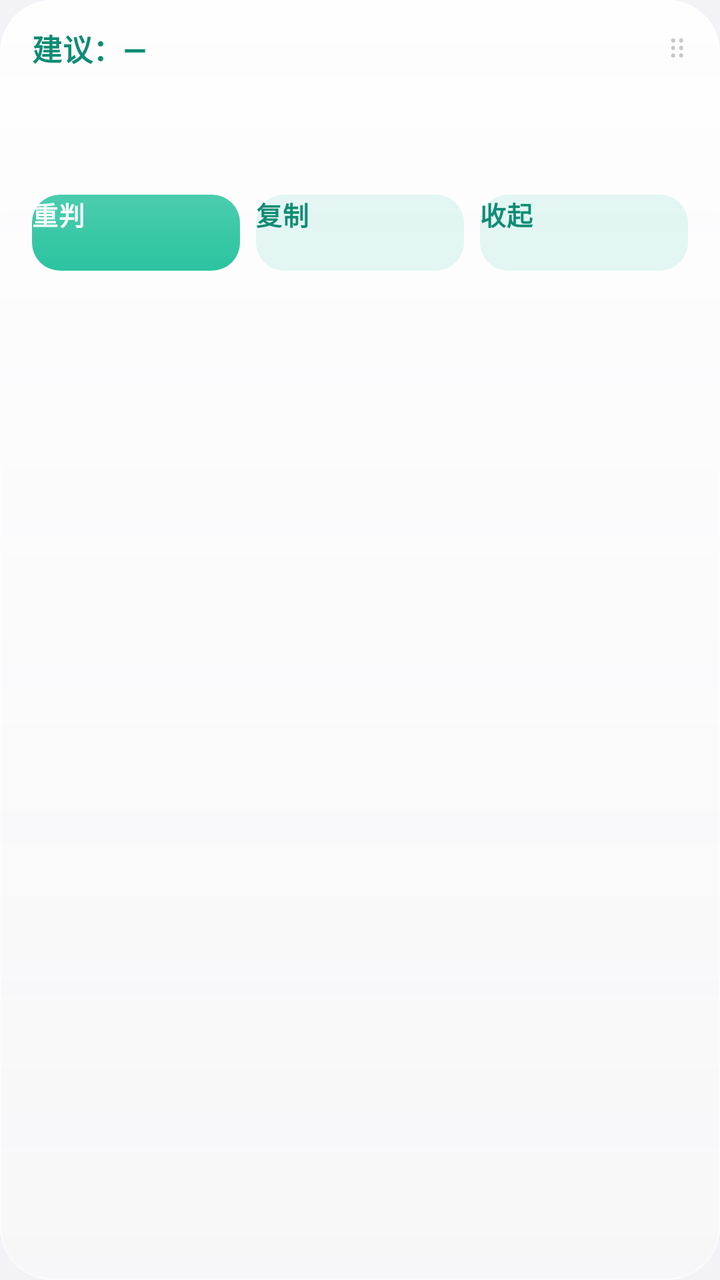
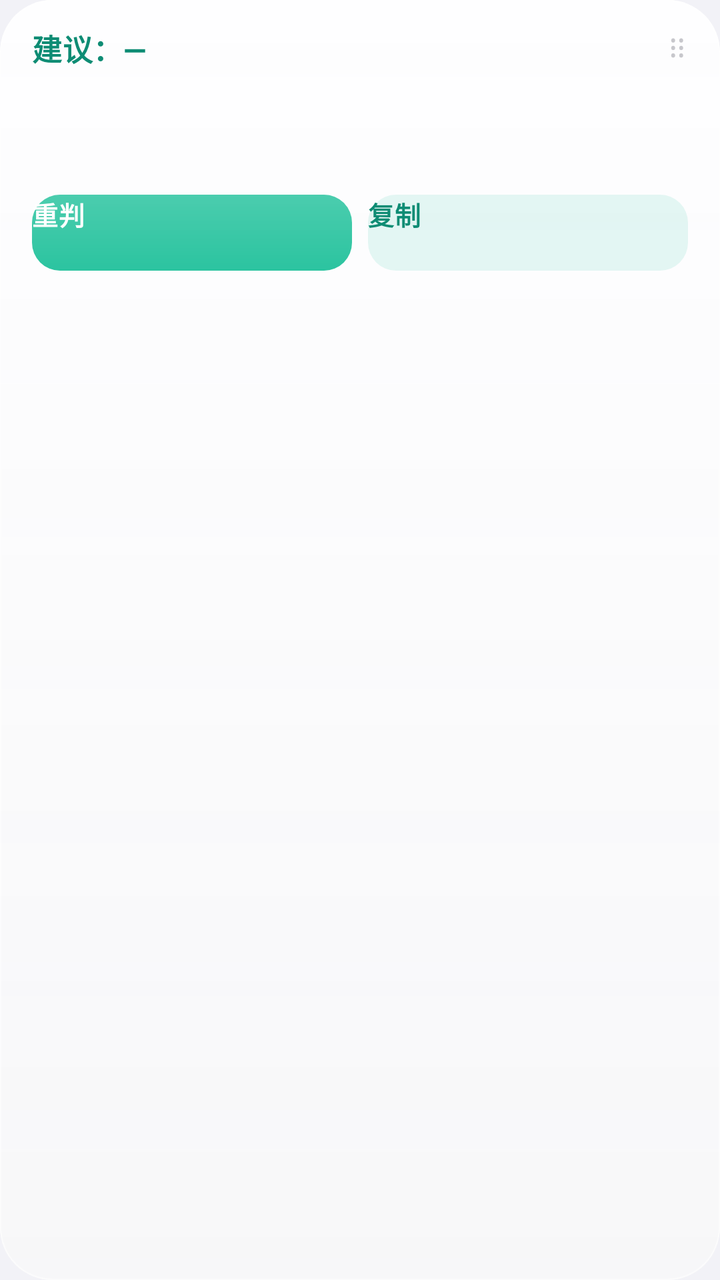

Two renders of the same Android screen: before a commit and after it. Below are the layout's source before the change and the commit's diff.
<!-- AndroidManifest.xml: application theme AppTheme -->
<!-- res/layout/decision_card.xml -->
<?xml version="1.0" encoding="utf-8"?>
<LinearLayout xmlns:android="http://schemas.android.com/apk/res/android"
    android:layout_width="match_parent"
    android:layout_height="wrap_content"
    android:background="@drawable/bg_card"
    android:orientation="vertical"
    android:paddingLeft="16dp"
    android:paddingRight="16dp"
    android:paddingTop="13dp"
    android:paddingBottom="11dp">

    <LinearLayout
        android:id="@+id/card_header"
        android:layout_width="match_parent"
        android:layout_height="wrap_content"
        android:gravity="center_vertical"
        android:orientation="horizontal">

        <TextView
            android:id="@+id/card_headline"
            android:layout_width="0dp"
            android:layout_height="wrap_content"
            android:layout_weight="1"
            android:ellipsize="end"
            android:maxLines="1"
            android:letterSpacing="0.01"
            android:text="建议：—"
            android:textColor="#FF0E8C74"
            android:textSize="15sp"
            android:textStyle="bold" />

        <TextView
            android:id="@+id/card_drag"
            android:layout_width="wrap_content"
            android:layout_height="wrap_content"
            android:paddingLeft="8dp"
            android:paddingRight="0dp"
            android:text="⠿"
            android:textColor="#FFC7C7CC"
            android:textSize="15sp" />
    </LinearLayout>

    <TextView
        android:id="@+id/card_body"
        android:layout_width="match_parent"
        android:layout_height="wrap_content"
        android:layout_marginTop="9dp"
        android:lineSpacingExtra="3dp"
        android:text=""
        android:textColor="#FF1C1C1E"
        android:textSize="13.5sp" />

    <TextView
        android:id="@+id/card_meta"
        android:layout_width="match_parent"
        android:layout_height="wrap_content"
        android:layout_marginTop="9dp"
        android:text=""
        android:textColor="#FF8E8E93"
        android:textSize="11sp" />

    <LinearLayout
        android:layout_width="match_parent"
        android:layout_height="wrap_content"
        android:layout_marginTop="11dp"
        android:orientation="horizontal">

        <Button
            android:id="@+id/card_again"
            android:layout_width="0dp"
            android:layout_height="38dp"
            android:layout_weight="1"
            android:background="@drawable/bg_btn_primary"
            android:letterSpacing="0.02"
            android:text="重判"
            android:textAllCaps="false"
            android:textColor="#FFFFFFFF"
            android:textSize="13sp"
            android:textStyle="bold" />

        <Button
            android:id="@+id/card_copy"
            android:layout_width="0dp"
            android:layout_height="38dp"
            android:layout_marginLeft="8dp"
            android:layout_weight="1"
            android:background="@drawable/bg_btn_ghost"
            android:letterSpacing="0.02"
            android:text="复制"
            android:textAllCaps="false"
            android:textColor="#FF0E8C74"
            android:textSize="13sp"
            android:textStyle="bold" />

        <Button
            android:id="@+id/card_close"
            android:layout_width="0dp"
            android:layout_height="38dp"
            android:layout_marginLeft="8dp"
            android:layout_weight="1"
            android:background="@drawable/bg_btn_ghost"
            android:letterSpacing="0.02"
            android:text="收起"
            android:textAllCaps="false"
            android:textColor="#FF0E8C74"
            android:textSize="13sp"
            android:textStyle="bold" />
    </LinearLayout>
</LinearLayout>
<!-- resources referenced by this layout -->
<resources>
  <!-- drawable bg_btn_ghost (drawable) -->
  <?xml version="1.0" encoding="utf-8"?>
  <shape xmlns:android="http://schemas.android.com/apk/res/android"
      android:shape="rectangle">
      <solid android:color="#1F2BC4A0" />
      <corners android:radius="14dp" />
  </shape>
  <!-- drawable bg_btn_primary (drawable) -->
  <?xml version="1.0" encoding="utf-8"?>
  <layer-list xmlns:android="http://schemas.android.com/apk/res/android">
      <item>
          <shape android:shape="rectangle">
              <solid android:color="#FF2BC4A0" />
              <corners android:radius="14dp" />
          </shape>
      </item>
      <item>
          <shape android:shape="rectangle">
              <gradient
                  android:angle="270"
                  android:startColor="#26FFFFFF"
                  android:endColor="#00FFFFFF"
                  android:type="linear" />
              <corners android:radius="14dp" />
          </shape>
      </item>
  </layer-list>
  <!-- drawable bg_card (drawable) -->
  <?xml version="1.0" encoding="utf-8"?>
  <layer-list xmlns:android="http://schemas.android.com/apk/res/android">
  
      <item>
          <shape android:shape="rectangle">
              <solid android:color="#F5FFFFFF" />
              <corners android:radius="26dp" />
          </shape>
      </item>
  
      <item>
          <shape android:shape="rectangle">
              <gradient
                  android:angle="270"
                  android:startColor="#3DFFFFFF"
                  android:centerColor="#14FFFFFF"
                  android:endColor="#00FFFFFF"
                  android:type="linear" />
              <corners android:radius="26dp" />
          </shape>
      </item>
  
      <item>
          <shape android:shape="rectangle">
              <gradient
                  android:angle="90"
                  android:startColor="#0F8E8E93"
                  android:endColor="#008E8E93"
                  android:type="linear" />
              <corners android:radius="26dp" />
          </shape>
      </item>
  
      <item>
          <shape android:shape="rectangle">
              <stroke android:width="0.5dp" android:color="#99FFFFFF" />
              <corners android:radius="26dp" />
          </shape>
      </item>
  </layer-list>
  <style name="AppTheme" parent="@android:style/Theme.Material.Light.NoActionBar">
          <item name="android:windowBackground">#FFF2F2F7</item>
          <item name="android:colorBackground">#FFF2F2F7</item>
          <item name="android:textColorPrimary">#FF1C1C1E</item>
          <item name="android:textColorSecondary">#FF8E8E93</item>
          <item name="android:colorAccent">#FF2BC4A0</item>
          <item name="android:statusBarColor">#FFF2F2F7</item>
          <item name="android:navigationBarColor">#FFF2F2F7</item>
          <item name="android:windowLightStatusBar">true</item>
          <item name="android:windowLightNavigationBar">true</item>
      </style>
</resources>

<!-- the commit's change to res/layout/decision_card.xml (unified diff, before → after) -->
@@ -91,19 +91,5 @@
             android:textColor="#FF0E8C74"
             android:textSize="13sp"
             android:textStyle="bold" />
-
-        <Button
-            android:id="@+id/card_close"
-            android:layout_width="0dp"
-            android:layout_height="38dp"
-            android:layout_marginLeft="8dp"
-            android:layout_weight="1"
-            android:background="@drawable/bg_btn_ghost"
-            android:letterSpacing="0.02"
-            android:text="收起"
-            android:textAllCaps="false"
-            android:textColor="#FF0E8C74"
-            android:textSize="13sp"
-            android:textStyle="bold" />
     </LinearLayout>
 </LinearLayout>
